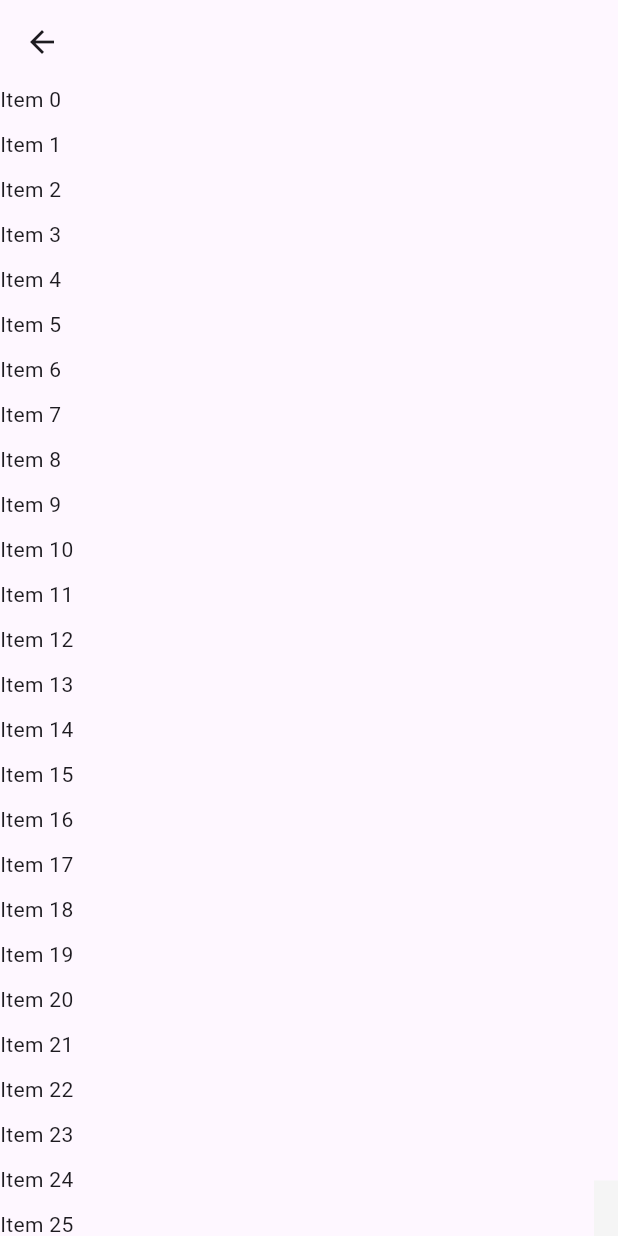
After one commit to frankfancode/dev-journal, a Flutter app: the WidgetPositionPage screen opened by its route, on a phone screen of 412 x 824 dp. The commit adds this screen. Run offline on Flutter 3.47's test engine with Material 3 defaults, Android fonts, the phone set to English and light mode, and no system bars; our stand-ins replace flutter_easyrefresh, flutter_screenutil.

Commit message:
position

```diff
--- a/flutter_journal/lib/main.dart
+++ b/flutter_journal/lib/main.dart
@@ -1,6 +1,7 @@
 import 'package:flutter/material.dart';
 import 'package:flutter_journal/nest_scroll_page.dart';
 import 'package:flutter_journal/pin_header_page.dart';
+import 'package:flutter_journal/position_page.dart';
 import 'package:flutter_journal/pull_refresh_page.dart';
 import 'package:flutter_journal/snap_appbar_page.dart';
 import 'package:flutter_screenutil/flutter_screenutil.dart';
@@ -20,6 +21,8 @@ final Map<String, StatefulWidget Function(BuildContext context)> routes =
   PinHeaderPage.routeName: (BuildContext context) => const PinHeaderPage(),
   SliverOverlapAbsorberUsagePage.routeName: (BuildContext context) =>
       const SliverOverlapAbsorberUsagePage(),
+  WidgetPositionPage.routeName: (BuildContext context) =>
+      const WidgetPositionPage(),
 };
 
 final List<String> routeList = routes.keys.toList();
--- /dev/null
+++ b/flutter_journal/lib/position_page.dart
@@ -0,0 +1,78 @@
+import 'package:flutter/cupertino.dart';
+import 'package:flutter/material.dart';
+import 'package:flutter/rendering.dart';
+
+/// The demo ref
+/// https://juejin.cn/post/6844903764168704007
+class WidgetPositionPage extends StatefulWidget {
+  static String routeName = 'WidgetPositionPage';
+
+  const WidgetPositionPage({super.key});
+
+  @override
+  State<WidgetPositionPage> createState() => _WidgetPositionPageState();
+}
+
+class _WidgetPositionPageState extends State<WidgetPositionPage> {
+  final GlobalKey _itemKey = GlobalKey();
+
+  String desc = '';
+  void _scrollItemIntoView() {
+    final RenderBox renderBox =
+        _itemKey.currentContext?.findRenderObject() as RenderBox;
+    renderBox.localToGlobal(Offset.zero);
+
+    final RenderAbstractViewport viewport =
+        RenderAbstractViewport.of(renderBox);
+
+    /// Distance between top edge of screen and MyWidget bottom edge
+    RevealedOffset offsetToRevealLeading =
+        viewport.getOffsetToReveal(renderBox, 0.0, rect: Rect.zero);
+    setState(() {
+      desc = "$desc\n offsetToRevealLeading ${offsetToRevealLeading.offset}";
+    });
+
+    /// Distance between bottom edge of screen and MyWidget top edge
+    RevealedOffset offsetToRevealTrailingEdge =
+        viewport.getOffsetToReveal(renderBox, 1.0, rect: Rect.zero);
+    setState(() {
+      desc =
+          "$desc\n offsetToRevealTrailingEdge ${offsetToRevealTrailingEdge.offset}";
+    });
+  }
+
+  @override
+  Widget build(BuildContext context) {
+    return Scaffold(
+      appBar: AppBar(),
+      body: Stack(
+        children: <Widget>[
+          ListView.builder(
+            itemCount: 1100,
+            itemExtent: 30,
+            itemBuilder: (BuildContext context, int index) {
+              return GestureDetector(
+                onTap: () {
+                  if (index == 10) {
+                    _scrollItemIntoView();
+                  }
+                },
+                child: Container(
+                    key: index == 10 ? _itemKey : null,
+                    child: Text('Item $index')),
+              );
+            },
+          ),
+          Positioned(
+              bottom: 0,
+              right: 0,
+              child: Container(
+                color: Colors.grey.shade100,
+                padding: const EdgeInsets.all(8),
+                child: SingleChildScrollView(child: Text(desc)),
+              ))
+        ],
+      ),
+    );
+  }
+}
```
